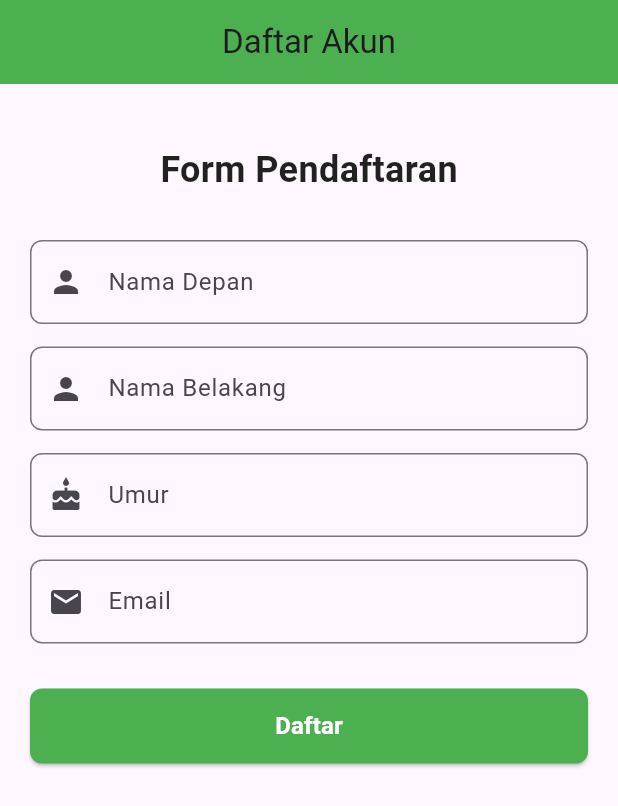
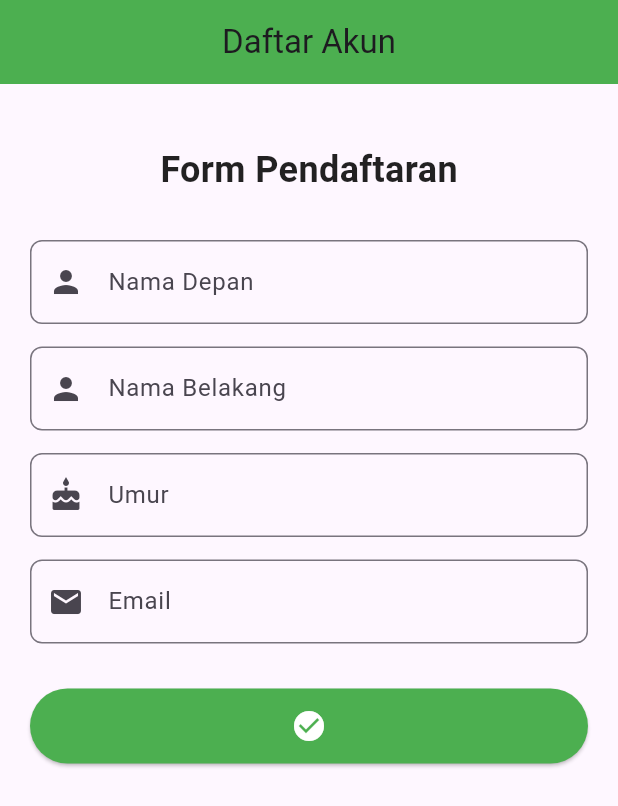
Before and after one commit to ahmadsapey/AqhmadShapey_Ujian_API, a Flutter app: the screen it shows after launch, on a phone screen of 412 x 824 dp. Shown: the top 806 px of the screen. Run offline on Flutter 3.47's test engine with Material 3 defaults, Android fonts, the phone set to English and light mode, and no system bars.

```diff
--- a/lib/auth/register.dart
+++ b/lib/auth/register.dart
@@ -1,7 +1,29 @@
 import 'package:flutter/material.dart';
 
-class RegisterPage extends StatelessWidget {
+class RegisterPage extends StatefulWidget {
   const RegisterPage({Key? key}) : super(key: key);
+
+  @override
+  State<RegisterPage> createState() => _RegisterPageState();
+}
+
+class _RegisterPageState extends State<RegisterPage> {
+  bool isLoading = false;
+
+  void handleSubmit() {
+    setState(() {
+      isLoading = true;
+    });
+
+    // Simulasi proses loading (ganti dengan API call nanti)
+    Future.delayed(const Duration(seconds: 3), () {
+      if (mounted) {
+        setState(() {
+          isLoading = false;
+        });
+      }
+    });
+  }
 
   @override
   Widget build(BuildContext context) {
@@ -82,25 +104,34 @@ class RegisterPage extends StatelessWidget {
               ),
               const SizedBox(height: 30),
 
-                // Button
+              // Button dengan Loading
               SizedBox(
                 width: double.infinity,
                 height: 50,
                 child: ElevatedButton(
-                    onPressed: () {},
+                  onPressed: isLoading ? null : handleSubmit,
                   style: ElevatedButton.styleFrom(
                     backgroundColor: Colors.green,
+                    disabledBackgroundColor: Colors.grey,
                     shape: RoundedRectangleBorder(
-                        borderRadius: BorderRadius.circular(8),
+                      borderRadius: BorderRadius.circular(25),
                     ),
                   ),
-                    child: const Text(
-                      'Daftar',
-                      style: TextStyle(
-                        fontSize: 16,
-                        fontWeight: FontWeight.bold,
+                  child: isLoading
+                      ? const SizedBox(
+                          width: 30,
+                          height: 30,
+                          child: CircularProgressIndicator(
+                            strokeWidth: 3,
+                            valueColor: AlwaysStoppedAnimation<Color>(
+                              Colors.white,
+                            ),
+                          ),
+                        )
+                      : const Icon(
+                          Icons.check_circle,
                           color: Colors.white,
-                      ),
+                          size: 24,
                         ),
                 ),
               ),
```
Lines whose indentation alone changed are shown as unchanged.
